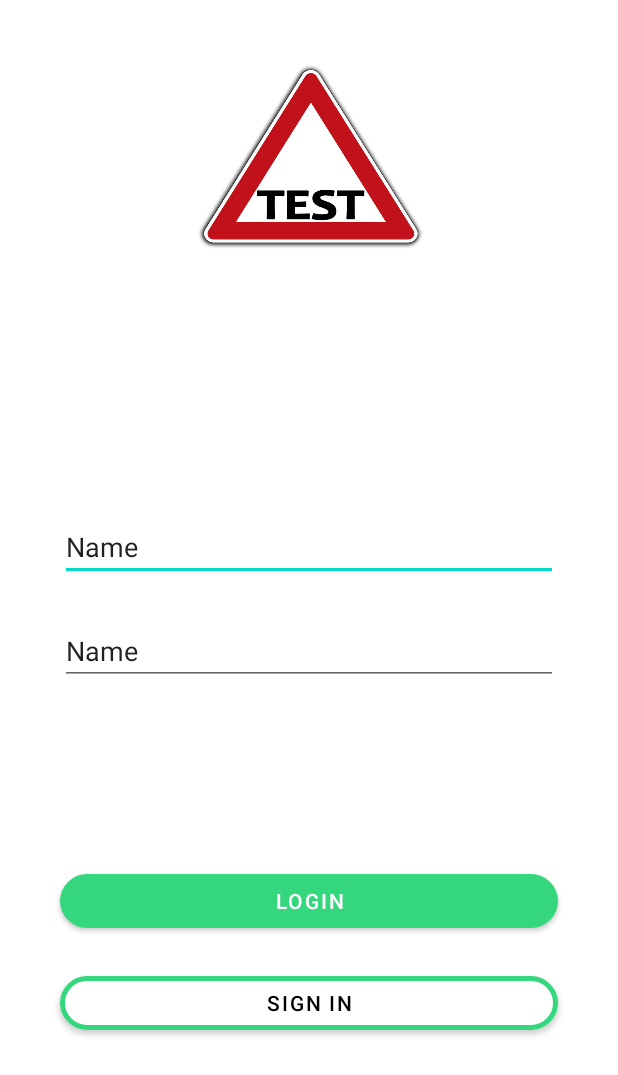
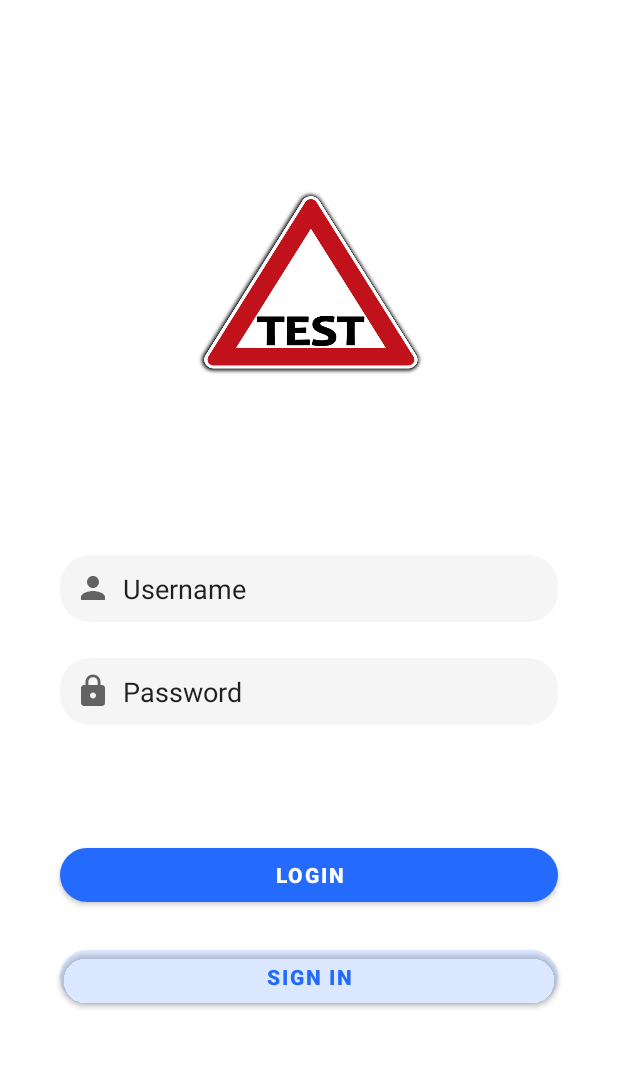
Before and after one commit to Javaninja-lab/UsedBooks, an Android app: the screen it shows after launch (MainActivity), on a phone screen of 412 x 824 dp. Shown: the top 1075 px of the screen. Run offline under Robolectric (Android 15) with nearby library versions, the phone set to English and light mode, and no system bars.

Commit message:
sistemazione grafica login page

```diff
--- a/app/build.gradle
+++ b/app/build.gradle
@@ -1,6 +1,7 @@
 plugins {
     id 'com.android.application'
     id 'org.jetbrains.kotlin.android'
+    id 'kotlin-android-extensions'
 }
 
 android {
--- a/app/src/main/java/com/example/usedbooks/MainActivity.kt
+++ b/app/src/main/java/com/example/usedbooks/MainActivity.kt
@@ -2,15 +2,14 @@
 
 import androidx.appcompat.app.AppCompatActivity
 import android.os.Bundle
+import kotlinx.android.synthetic.main.activity_logic.*
 
 class MainActivity : AppCompatActivity() {
     override fun onCreate(savedInstanceState: Bundle?) {
         super.onCreate(savedInstanceState)
         setContentView(R.layout.activity_logic)
-        //test
-        val x=0
-        val y=0
-        //test2
-        val z=0
+
+
+
     }
 }
--- /dev/null
+++ b/app/src/main/res/drawable/edittext_background.xml
@@ -0,0 +1,9 @@
+<?xml version="1.0" encoding="utf-8"?>
+<selector xmlns:android="http://schemas.android.com/apk/res/android">
+    <item>
+        <shape android:shape="rectangle">
+            <solid android:color="@color/gray"/>
+            <corners android:radius="20dp"/>
+        </shape>
+    </item>
+</selector>
--- /dev/null
+++ b/app/src/main/res/drawable/ic__lock.xml
@@ -0,0 +1,10 @@
+<vector xmlns:android="http://schemas.android.com/apk/res/android"
+    android:width="24dp"
+    android:height="24dp"
+    android:viewportWidth="24"
+    android:viewportHeight="24"
+    android:tint="?attr/colorControlNormal">
+  <path
+      android:fillColor="@android:color/white"
+      android:pathData="M18,8h-1L17,6c0,-2.76 -2.24,-5 -5,-5S7,3.24 7,6v2L6,8c-1.1,0 -2,0.9 -2,2v10c0,1.1 0.9,2 2,2h12c1.1,0 2,-0.9 2,-2L20,10c0,-1.1 -0.9,-2 -2,-2zM12,17c-1.1,0 -2,-0.9 -2,-2s0.9,-2 2,-2 2,0.9 2,2 -0.9,2 -2,2zM15.1,8L8.9,8L8.9,6c0,-1.71 1.39,-3.1 3.1,-3.1 1.71,0 3.1,1.39 3.1,3.1v2z"/>
+</vector>
--- /dev/null
+++ b/app/src/main/res/drawable/ic_person.xml
@@ -0,0 +1,10 @@
+<vector xmlns:android="http://schemas.android.com/apk/res/android"
+    android:width="24dp"
+    android:height="24dp"
+    android:viewportWidth="24"
+    android:viewportHeight="24"
+    android:tint="?attr/colorControlNormal">
+  <path
+      android:fillColor="@android:color/black"
+      android:pathData="M12,12c2.21,0 4,-1.79 4,-4s-1.79,-4 -4,-4 -4,1.79 -4,4 1.79,4 4,4zM12,14c-2.67,0 -8,1.34 -8,4v2h16v-2c0,-2.66 -5.33,-4 -8,-4z"/>
+</vector>
--- a/app/src/main/res/layout/activity_logic.xml
+++ b/app/src/main/res/layout/activity_logic.xml
@@ -10,47 +10,41 @@
         android:id="@+id/button"
         android:layout_width="0dp"
         android:layout_height="wrap_content"
-        android:layout_marginTop="120dp"
+        android:layout_marginTop="76dp"
         android:padding="8dp"
         android:text="login"
-        app:shapeAppearanceOverlay="@style/ButtonSignIn"
-        app:layout_constraintEnd_toEndOf="@+id/editTextTextPersonName2"
+        android:textStyle="bold"
+        app:layout_constraintEnd_toEndOf="@+id/editTextTextPassword"
         app:layout_constraintHorizontal_bias="0.0"
-        app:layout_constraintStart_toStartOf="@+id/editTextTextPersonName2"
-        app:layout_constraintTop_toBottomOf="@+id/editTextTextPersonName2" />
+        app:layout_constraintStart_toStartOf="@+id/editTextTextPassword"
+        app:layout_constraintTop_toBottomOf="@+id/editTextTextPassword"
+        app:shapeAppearanceOverlay="@style/ButtonSignIn" />
 
     <EditText
         android:id="@+id/editTextTextPersonName"
         android:layout_width="0dp"
         android:layout_height="wrap_content"
         android:layout_marginStart="40dp"
-        android:layout_marginTop="172dp"
+        android:layout_marginTop="116dp"
         android:layout_marginEnd="40dp"
+        android:background="@drawable/edittext_background"
+        android:backgroundTint="@color/gray"
+        android:drawableLeft="@drawable/ic_person"
+        android:drawablePadding="8dp"
         android:ems="10"
         android:inputType="textPersonName"
-        android:text="Name"
+        android:padding="10dp"
+        android:text="Username"
         app:layout_constraintEnd_toEndOf="parent"
-        app:layout_constraintHorizontal_bias="0.0"
+        app:layout_constraintHorizontal_bias="1.0"
         app:layout_constraintStart_toStartOf="parent"
         app:layout_constraintTop_toBottomOf="@+id/imageView" />
-
-    <EditText
-        android:id="@+id/editTextTextPersonName2"
-        android:layout_width="0dp"
-        android:layout_height="wrap_content"
-        android:layout_marginTop="24dp"
-        android:ems="10"
-        android:inputType="textPersonName"
-        android:text="Name"
-        app:layout_constraintEnd_toEndOf="@+id/editTextTextPersonName"
-        app:layout_constraintStart_toStartOf="@+id/editTextTextPersonName"
-        app:layout_constraintTop_toBottomOf="@+id/editTextTextPersonName" />
 
     <ImageView
         android:id="@+id/imageView"
         android:layout_width="158dp"
         android:layout_height="134dp"
-        android:layout_marginTop="36dp"
+        android:layout_marginTop="120dp"
         app:layout_constraintEnd_toEndOf="parent"
         app:layout_constraintHorizontal_bias="0.498"
         app:layout_constraintStart_toStartOf="parent"
@@ -62,16 +56,33 @@
         android:layout_width="0dp"
         android:layout_height="wrap_content"
         android:layout_marginTop="20dp"
-        android:backgroundTint="@color/white"
+
+        android:backgroundTint="@color/blueTrasparent"
+        android:padding="8dp"
         android:text="Sign in"
-
-        android:textColor="#000000"
-        app:strokeWidth="3dp"
-        app:strokeColor="@color/green"
+        android:textColor="@color/blue"
+        android:textStyle="bold"
         app:layout_constraintEnd_toEndOf="@+id/button"
         app:layout_constraintHorizontal_bias="0.0"
         app:layout_constraintStart_toStartOf="@+id/button"
         app:layout_constraintTop_toBottomOf="@+id/button"
         app:shapeAppearanceOverlay="@style/ButtonSignIn" />
 
+    <EditText
+        android:id="@+id/editTextTextPassword"
+        android:layout_width="0dp"
+        android:layout_height="wrap_content"
+        android:layout_marginTop="24dp"
+        android:background="@drawable/edittext_background"
+        android:drawableLeft="@drawable/ic__lock"
+        android:drawablePadding="8dp"
+        android:ems="10"
+        android:inputType="text"
+        android:padding="10dp"
+        android:text="Password"
+        app:layout_constraintEnd_toEndOf="@+id/editTextTextPersonName"
+        app:layout_constraintHorizontal_bias="0.0"
+        app:layout_constraintStart_toStartOf="@+id/editTextTextPersonName"
+        app:layout_constraintTop_toBottomOf="@+id/editTextTextPersonName" />
+
 </androidx.constraintlayout.widget.ConstraintLayout>
--- a/app/src/main/res/values/button_shape.xml
+++ b/app/src/main/res/values/button_shape.xml
@@ -1,8 +1,6 @@
 <?xml version="1.0" encoding="utf-8"?>
 <resources >
     <style name="ButtonSignIn">
-        <item name="strokeColor">@color/green</item>
-        <item name="strokeWidth">5dp</item>
-        <item name="cornerSize">50%</item>
+        <item name="cornerSize">100%</item>
     </style>
 </resources>
--- a/app/src/main/res/values/colors.xml
+++ b/app/src/main/res/values/colors.xml
@@ -8,4 +8,8 @@
     <color name="black">#FF000000</color>
     <color name="white">#FFFFFFFF</color>
     <color name="green">#35d77e</color>
+    <color name="green2">#c2ffe0</color>
+    <color name="blue">#246BFD</color>
+    <color name="blueTrasparent">#14246BFD</color>
+    <color name="gray">#F5F5F5</color>
 </resources>
--- a/app/src/main/res/values/themes.xml
+++ b/app/src/main/res/values/themes.xml
@@ -2,7 +2,7 @@
     <!-- Base application theme. -->
     <style name="Theme.UsedBooks" parent="Theme.MaterialComponents.DayNight.NoActionBar">
         <!-- Primary brand color. -->
-        <item name="colorPrimary">@color/green</item>
+        <item name="colorPrimary">@color/blue</item>
         <item name="colorPrimaryVariant">@color/purple_700</item>
         <item name="colorOnPrimary">@color/white</item>
         <!-- Secondary brand color. -->
```
